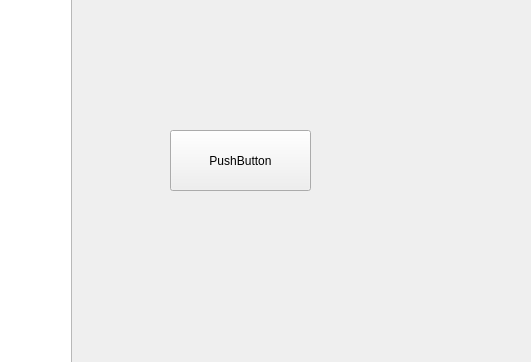
This is trackview.ui in Texvss/Spotify_project as Qt 5 draws it before an edit; both pictures show x 309 to 840 and y 121 to 483 of the 840 by 483 pixel window. The edited form follows.
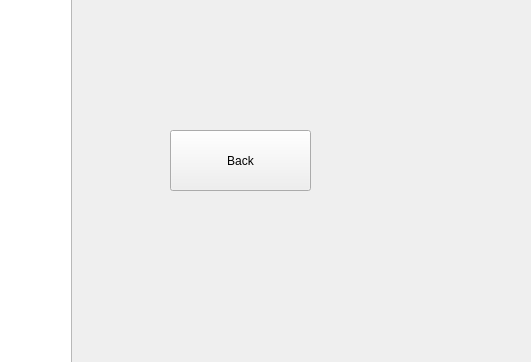
This is the edited form.

Patch:
```diff
--- a/trackview.ui
+++ b/trackview.ui
@@ -57,7 +57,7 @@
     </rect>
    </property>
    <property name="text">
-    <string>PushButton</string>
+    <string>Back</string>
    </property>
   </widget>
  </widget>
```
Left out of the diff: 2 changed lines with no effect on the pictures.
